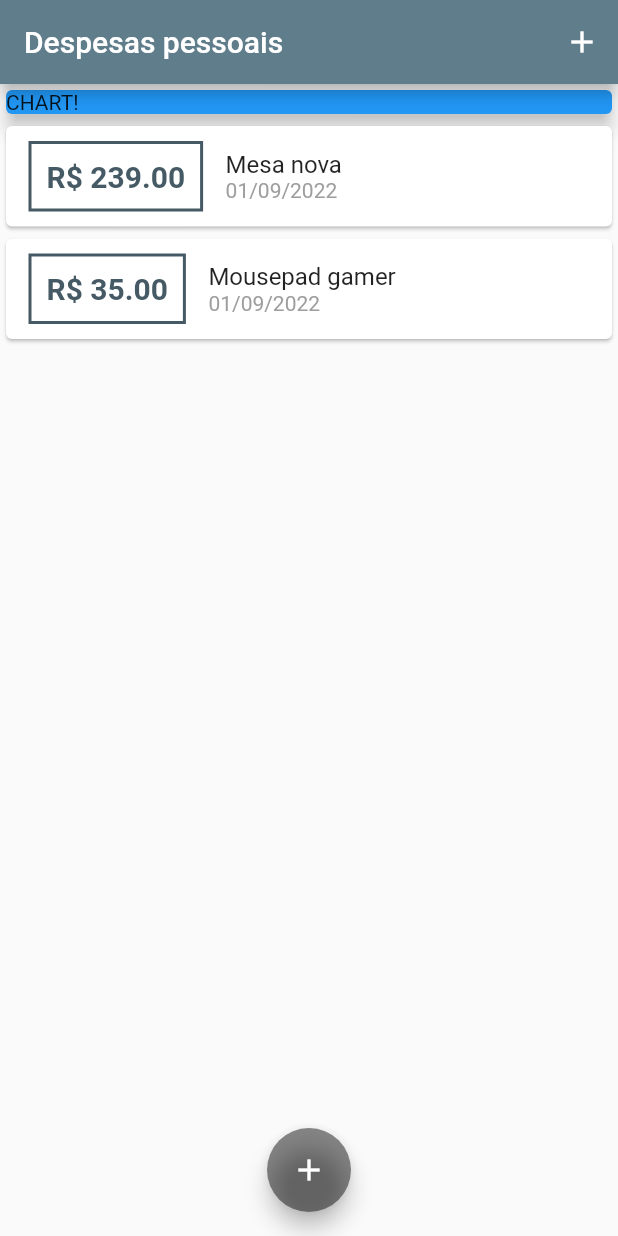
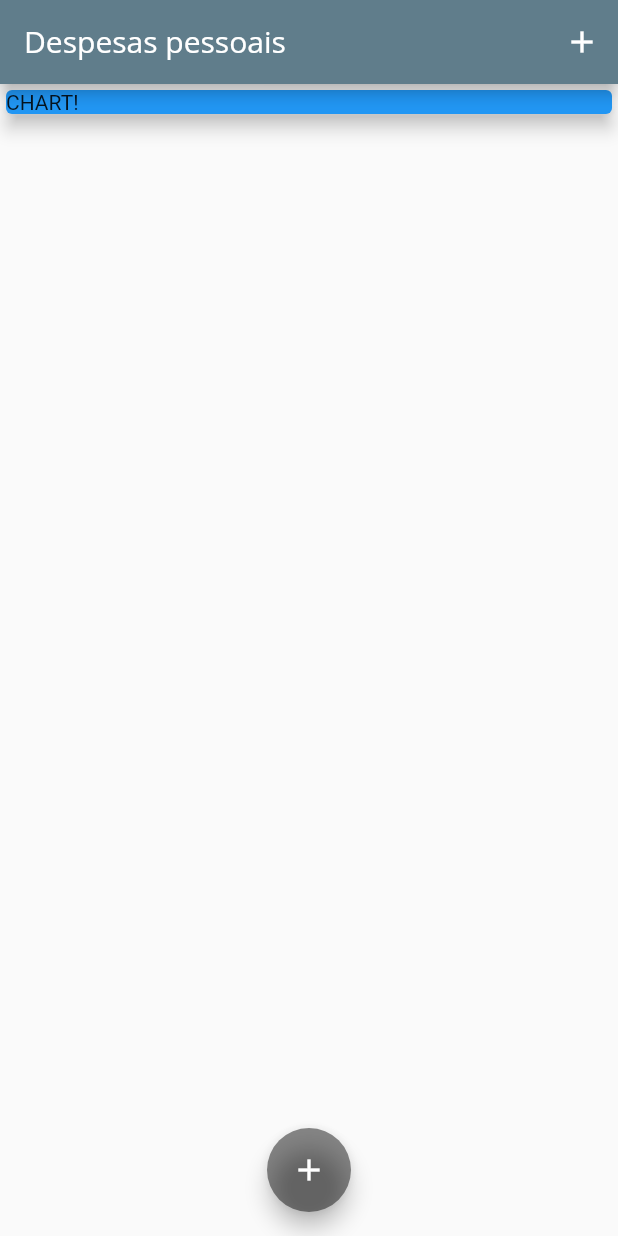
Before and after one commit to arthurmdros/expensive_app, a Flutter app: the screen it shows after launch, on a phone screen of 412 x 824 dp. Run offline on Flutter 3.47's test engine with Material 2 defaults, Android fonts, the phone set to English and light mode, and no system bars.

Commit message:
Adicionando temas globais

```diff
--- a/lib/main.dart
+++ b/lib/main.dart
@@ -21,9 +21,16 @@ class MyApp extends StatelessWidget {
       debugShowCheckedModeBanner: false,
       title: 'Despesas pessoais',
       theme: ThemeData(
-        primarySwatch: Colors.blueGrey,
-        accentColor: Colors.black45
-      ),
+          primarySwatch: Colors.blueGrey,
+          accentColor: Colors.black45,
+          fontFamily: 'Quicksand',
+          textTheme: ThemeData.light().textTheme.copyWith(
+              titleMedium: const TextStyle(
+                  fontFamily: 'OpenSans',
+                  fontSize: 18,
+                  fontWeight: FontWeight.bold)),
+          appBarTheme: const AppBarTheme(
+              titleTextStyle: TextStyle(fontFamily: 'OpenSans', fontSize: 20))),
       home: MyHomePage(),
     );
   }
@@ -36,18 +43,18 @@ class MyHomePage extends StatefulWidget {
 
 class _MyHomePageState extends State<MyHomePage> {
   final List<Transaction> _userTransactions = [
-    Transaction(
-      id: 't1',
-      title: 'Mesa nova',
-      amount: 239,
-      date: DateTime.now(),
-    ),
-    Transaction(
-      id: 't2',
-      title: 'Mousepad gamer',
-      amount: 35,
-      date: DateTime.now(),
-    )
+    // Transaction(
+    //   id: 't1',
+    //   title: 'Mesa nova',
+    //   amount: 239,
+    //   date: DateTime.now(),
+    // ),
+    // Transaction(
+    //   id: 't2',
+    //   title: 'Mousepad gamer',
+    //   amount: 35,
+    //   date: DateTime.now(),
+    // )
   ];
 
   void _addNewTransaction(String txTitle, double txAmount) {
```
